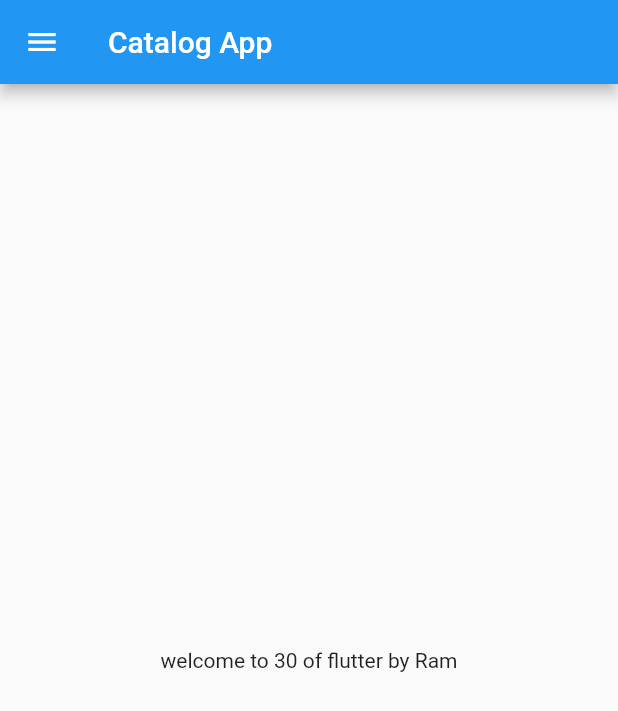
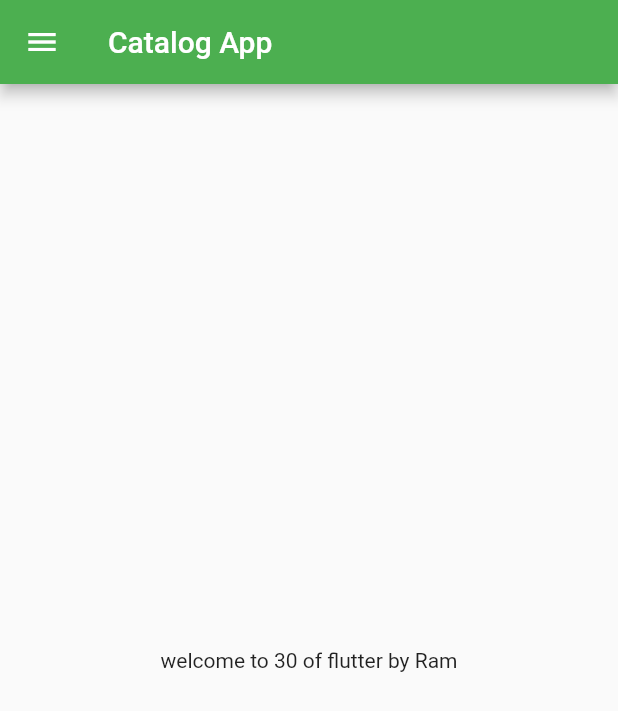
Before and after one commit to Pranav-pixel-dot/flutterfirstapp, a Flutter app: the screen it shows after launch, on a phone screen of 412 x 824 dp. Shown: the top 711 px of the screen. Run offline on Flutter 3.47's test engine with Material 2 defaults, Android fonts, the phone set to English and light mode, and no system bars.

Commit message:
day 3 completed

```diff
--- a/lib/main.dart
+++ b/lib/main.dart
@@ -1,18 +1,29 @@
 import 'package:flutter/material.dart';
-import 'package:tutorial1/home_page.dart';
+import 'package:tutorial1/pages/home_page.dart';
+import 'package:tutorial1/pages/login_page.dart';
 
 void main() {
-  runApp(Myapp());
+  runApp(const Myapp());
 }
 
 class Myapp extends StatelessWidget {
+  const Myapp({super.key});
+
   @override
   Widget build(BuildContext context) {
-
     // ignore: prefer_const_constructors
     return MaterialApp(
       // ignore: prefer_const_constructors
-      home: HomePage(),
+
+      themeMode: ThemeMode.dark,
+      theme: ThemeData(primarySwatch: Colors.red),
+      darkTheme: ThemeData(primarySwatch: Colors.green),
+      initialRoute: "/home",
+      routes: {
+        "/":(context) => const LoginPage(),
+        "/home":(context) => const HomePage(),
+        "/login":(context) => const LoginPage()
+      },
     );
   }
 }
--- a/lib/home_page.dart
+++ b/lib/pages/home_page.dart
@@ -3,22 +3,21 @@ import 'package:flutter/src/widgets/container.dart';
 import 'package:flutter/material.dart';
 
 class HomePage extends StatelessWidget {
-  const HomePage({super.key});
   final int days = 30;
   final String name = "Ram";
+
+  const HomePage({super.key});
 
   @override
   Widget build(BuildContext context) {
     return Scaffold(
       appBar: AppBar(
-        title: Text("Catalog App"),
+        title: const Text("Catalog App"),
       ),
       body: Center(
-        child: Container(
-          child: Text("welcome to $days of flutter by ${name}"),
-        ),
+        child: Text("welcome to $days of flutter by $name"),
       ),
-      drawer: Drawer(),
+      drawer: const Drawer(),
     );
   }
 }
```
Also changed, not shown: lib/pages/login_page.dart (added, +21 -0 lines), 1 other file.
